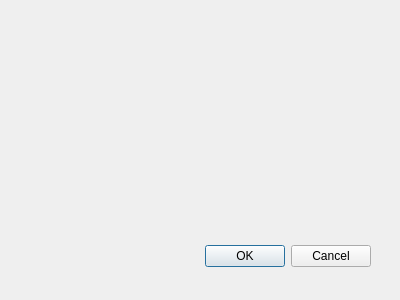
Above: BBox3_dialog_base.ui from Maaka2890/BBox3 before the change. Below: the same form after it.
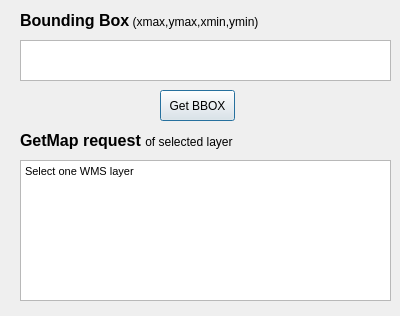
That is the form after the change.

What changed in the file:
```diff
--- a/BBox3_dialog_base.ui
+++ b/BBox3_dialog_base.ui
@@ -6,28 +6,83 @@
     <x>0</x>
     <y>0</y>
     <width>400</width>
-    <height>300</height>
+    <height>316</height>
    </rect>
   </property>
   <property name="windowTitle" >
    <string>Get Bounding Box</string>
   </property>
-  <widget class="QDialogButtonBox" name="button_box" >
-   <property name="geometry" >
+  <widget class="QTextBrowser" name="textOutput">
+   <property name="geometry">
     <rect>
-     <x>30</x>
-     <y>240</y>
-     <width>341</width>
-     <height>32</height>
+     <x>20</x>
+     <y>40</y>
+     <width>371</width>
+     <height>41</height>
     </rect>
    </property>
-   <property name="orientation" >
-    <enum>Qt::Horizontal</enum>
+  </widget>
+  <widget class="QLabel" name="label">
+   <property name="geometry">
+    <rect>
+     <x>20</x>
+     <y>10</y>
+     <width>261</width>
+     <height>21</height>
+    </rect>
    </property>
-   <property name="standardButtons" >
-    <set>QDialogButtonBox::Cancel|QDialogButtonBox::Ok</set>
+   <property name="text">
+    <string>&lt;html&gt;&lt;head/&gt;&lt;body&gt;&lt;p&gt;&lt;span style=&quot; font-size:12pt; font-weight:600;&quot;&gt;Bounding Box&lt;/span&gt; (xmax,ymax,xmin,ymin)&lt;/p&gt;&lt;/body&gt;&lt;/html&gt;</string>
    </property>
   </widget>
+  <widget class="QPushButton" name="GetBB">
+   <property name="geometry">
+    <rect>
+     <x>160</x>
+     <y>90</y>
+     <width>75</width>
+     <height>31</height>
+    </rect>
+   </property>
+   <property name="text">
+    <string>Get BBOX</string>
+   </property>
+  </widget>
+  <widget class="QTextBrowser" name="textOutput_2">
+   <property name="geometry">
+    <rect>
+     <x>20</x>
+     <y>160</y>
+     <width>371</width>
+     <height>141</height>
+    </rect>
+   </property>
+   <property name="html">
+    <string>&lt;!DOCTYPE HTML PUBLIC &quot;-//W3C//DTD HTML 4.0//EN&quot; &quot;http://www.w3.org/TR/REC-html40/strict.dtd&quot;&gt;
+&lt;html&gt;&lt;head&gt;&lt;meta name=&quot;qrichtext&quot; content=&quot;1&quot; /&gt;&lt;style type=&quot;text/css&quot;&gt;
+p, li { white-space: pre-wrap; }
+&lt;/style&gt;&lt;/head&gt;&lt;body style=&quot; font-family:'MS Shell Dlg 2'; font-size:8.25pt; font-weight:400; font-style:normal;&quot;&gt;
+&lt;p style=&quot; margin-top:0px; margin-bottom:0px; margin-left:0px; margin-right:0px; -qt-block-indent:0; text-indent:0px;&quot;&gt;Select one WMS layer&lt;/p&gt;&lt;/body&gt;&lt;/html&gt;</string>
+   </property>
+  </widget>
+  <widget class="QLabel" name="label_2">
+   <property name="geometry">
+    <rect>
+     <x>20</x>
+     <y>120</y>
+     <width>221</width>
+     <height>41</height>
+    </rect>
+   </property>
+   <property name="text">
+    <string>&lt;html&gt;&lt;head/&gt;&lt;body&gt;&lt;p&gt;&lt;span style=&quot; font-size:12pt; font-weight:600;&quot;&gt;GetMap request &lt;/span&gt;of selected layer&lt;/p&gt;&lt;/body&gt;&lt;/html&gt;</string>
+   </property>
+  </widget>
+  <action name="actionGetBB">
+   <property name="text">
+    <string>GetBB</string>
+   </property>
+  </action>
  </widget>
  <resources/>
  <connections>
```
Left out of the diff: 35 changed lines with no effect on the pictures.
